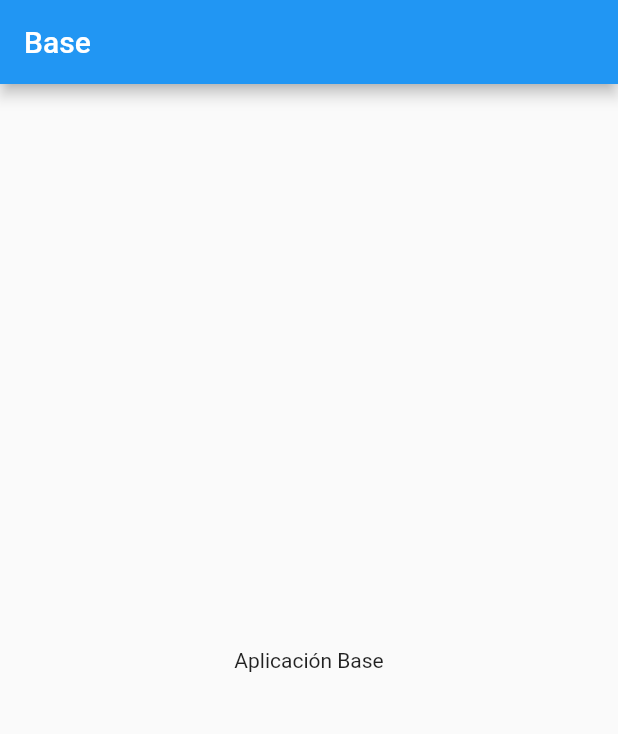
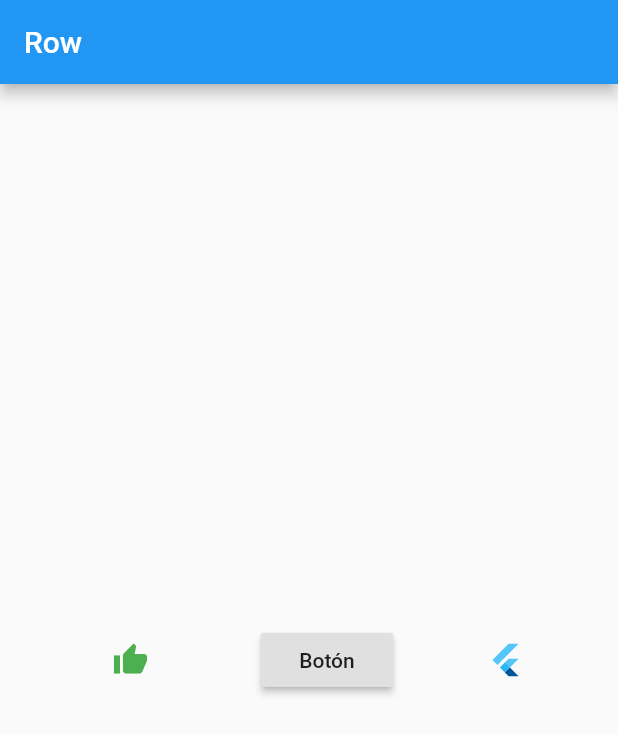
Before and after one commit to gzimbron/flutter_pruebas, a Flutter app: the screen it shows after launch, on a phone screen of 412 x 824 dp. Shown: the top 734 px of the screen. Run offline on Flutter 3.47's test engine with Material 2 defaults, Android fonts, the phone set to English and light mode, and no system bars.

Commit message:
ejemplo rama

```diff
--- a/lib/main.dart
+++ b/lib/main.dart
@@ -18,10 +18,27 @@ class MiHome extends StatelessWidget {
   Widget build(BuildContext context) {
     return Scaffold(
       appBar: AppBar(
-        title: Text('Base'),
+        title: Text('Row'),
       ),
       body: Center(
-        child: Text("Aplicación Base"),
+        child: Row(
+            mainAxisAlignment: MainAxisAlignment.spaceEvenly,
+            children: <Widget>[
+              IconButton(
+                icon: Icon(Icons.thumb_up),
+                color: Colors.green,
+                onPressed: (){},
+              ),
+              RaisedButton(
+                child: Text("Botón"),
+                onPressed: () {},
+              ),
+              FittedBox(
+                fit: BoxFit.contain,
+                child: const FlutterLogo(),
+              ),
+            ],
+          ),
       ),
     );
   }
```
